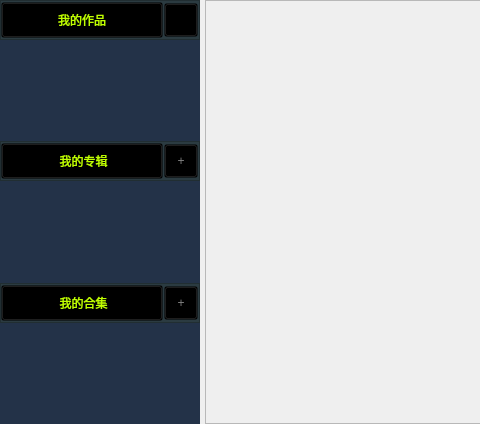
Qt form VideoPlayer/creator/mywork/DoneWorks.ui (huizhang556/pc-video-player) before a commit; both pictures show x 0 to 480 and y 0 to 424 of the 742 by 424 pixel window.
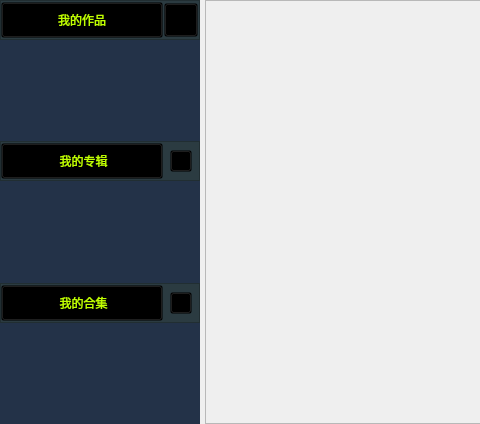
The same form after that commit. Icons and pictures are not drawn.

```diff
--- a/VideoPlayer/creator/mywork/DoneWorks.ui
+++ b/VideoPlayer/creator/mywork/DoneWorks.ui
@@ -331,11 +331,8 @@
                <property name="styleSheet">
                 <string notr="true">QPushButton
 {
-margin: 1px;
-/*border-image: url(:/images/icon/addTab.png);*/
-color: gray;
-text-align: center;
-font: 800 20px &quot;微软雅黑&quot;;
+margin: 7px;
+border-image: url(:/images/creator/group_add.png);
 background-color: transparent;
 }
 
@@ -347,7 +344,7 @@
 }</string>
                </property>
                <property name="text">
-                <string>+</string>
+                <string/>
                </property>
               </widget>
              </item>
@@ -495,11 +492,8 @@
                <property name="styleSheet">
                 <string notr="true">QPushButton
 {
-margin: 1px;
-/*border-image: url(:/images/icon/addTab.png);*/
-color: gray;
-text-align: center;
-font: 800 20px &quot;微软雅黑&quot;;
+margin: 7px;
+border-image: url(:/images/creator/group_add.png);
 background-color: transparent;
 }
 
@@ -511,7 +505,7 @@
 }</string>
                </property>
                <property name="text">
-                <string>+</string>
+                <string/>
                </property>
               </widget>
              </item>
```
Left out of the diff: 9 changed lines with no effect on the pictures.
